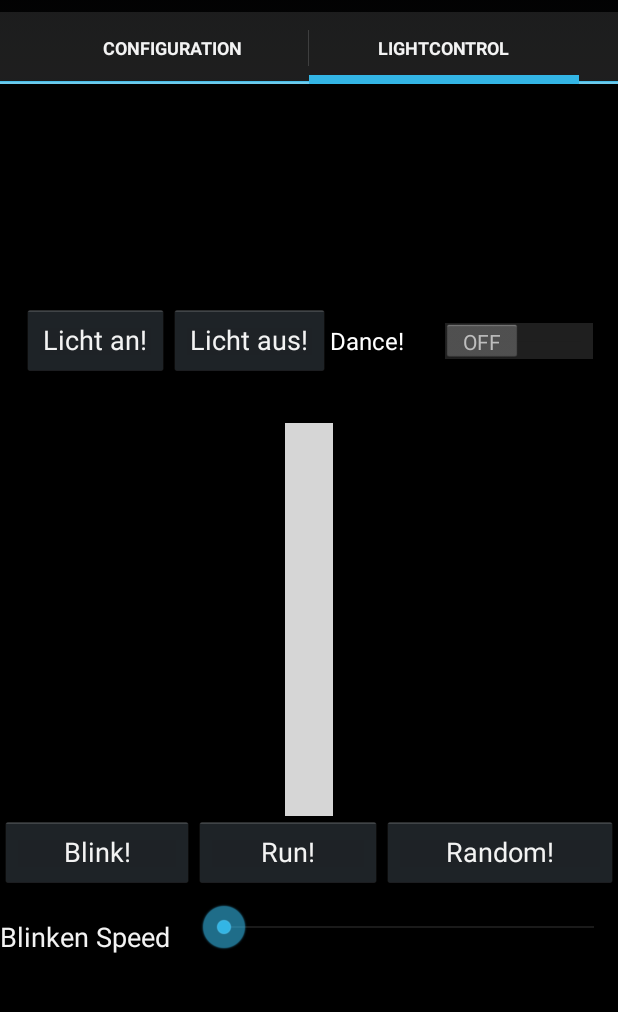
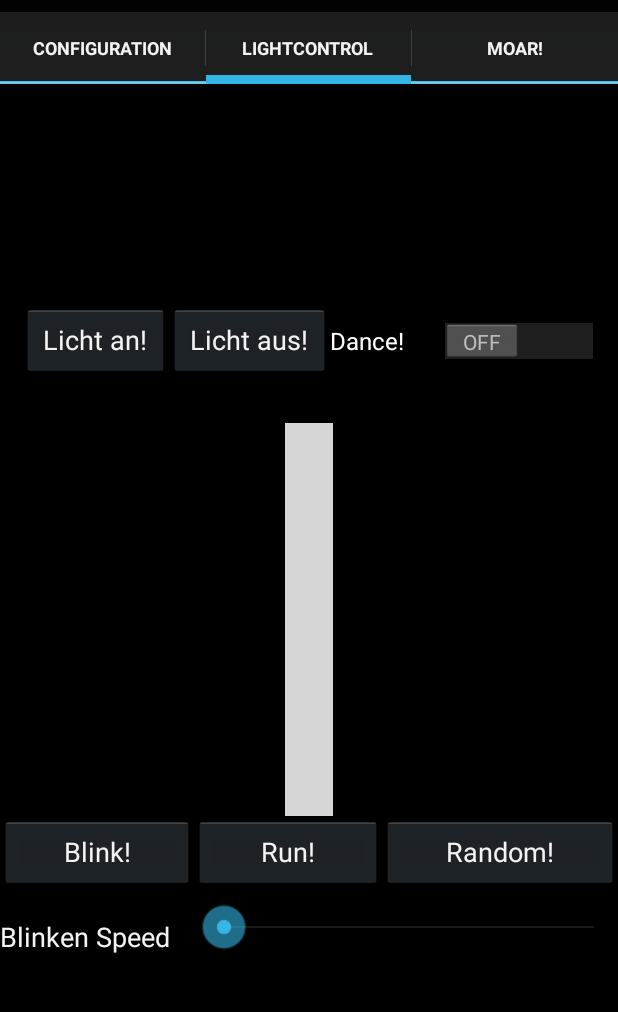
Before and after one commit to chris007de/hackojacko, an Android app: the screen it shows after launch (wearabLED), tab 2 chosen, on a phone screen of 412 x 824 dp, the part 60-1072 px from its top. Run offline under Robolectric (Android 15) with nearby library versions, the phone set to English and light mode, and no system bars; libraries missing offline, so code that uses them is left out: com.larswerkman.holocolorpicker; plain views replace ColorPicker, ValueBar; 7 statements that could not run were skipped; grey boxes are pictures that could not be loaded.

Commit message:
Added new fragment for advanced effects, like the fabulous beat detector!

```diff
--- /dev/null
+++ b/androidSrc/wearabLED/app/src/main/java/com/wearabled/AdvancedEffectsFragment.java
@@ -0,0 +1,22 @@
+package com.wearabled;
+
+import android.os.Bundle;
+import android.support.v4.app.Fragment;
+import android.view.LayoutInflater;
+import android.view.View;
+import android.view.ViewGroup;
+
+/**
+ * Created by tapion on 27.12.2014.
+ */
+public class AdvancedEffectsFragment  extends Fragment {
+
+    @Override
+    public View onCreateView(LayoutInflater inflater, ViewGroup container,
+                             Bundle savedInstanceState) {
+        View rootView = inflater.inflate(
+                R.layout.fragment_advanced, container, false);
+
+        return rootView;
+    }
+}
--- a/androidSrc/wearabLED/app/src/main/java/com/wearabled/wearabLED.java
+++ b/androidSrc/wearabLED/app/src/main/java/com/wearabled/wearabLED.java
@@ -131,17 +131,22 @@ public class wearabLED extends FragmentActivity implements
                 Fragment fragment = new ConfigurationSectionFragment();
                 return fragment;
             }
-            else // if (2 == position + 1)
+            else if (2 == position + 1)
             {
                 Fragment fragment = new LightingFragment();
                 return fragment;
             }
+            else
+          {
+              Fragment fragment = new AdvancedEffectsFragment();
+              return fragment;
+          }
         }
 
         @Override
         public int getCount() {
             // Show 3 total pages.
-            return 2;
+            return 3;
         }
 
         @Override
@@ -152,6 +157,8 @@ public class wearabLED extends FragmentActivity implements
                     return getString(R.string.title_section1).toUpperCase(l);
                 case 1:
                     return getString(R.string.title_section2).toUpperCase(l);
+                case 2:
+                    return getString(R.string.title_section3).toUpperCase(l);
 
             }
             return null;
--- /dev/null
+++ b/androidSrc/wearabLED/app/src/main/res/layout/fragment_advanced.xml
@@ -0,0 +1,6 @@
+<?xml version="1.0" encoding="utf-8"?>
+<LinearLayout xmlns:android="http://schemas.android.com/apk/res/android"
+    android:orientation="vertical" android:layout_width="match_parent"
+    android:layout_height="match_parent">
+
+</LinearLayout>
--- a/androidSrc/wearabLED/app/src/main/res/values/strings.xml
+++ b/androidSrc/wearabLED/app/src/main/res/values/strings.xml
@@ -5,6 +5,7 @@
     <string name="action_settings">Settings</string>
     <string name="title_section1">Configuration</string>
     <string name="title_section2">LightControl</string>
+    <string name="title_section3">Moar!</string>
     <string name="sensorId">Select Bluetooth Device</string>
     <string name="connectButtonText">Connect!</string>
     <string name="disconnectButtonText">Disconnect!</string>
```
